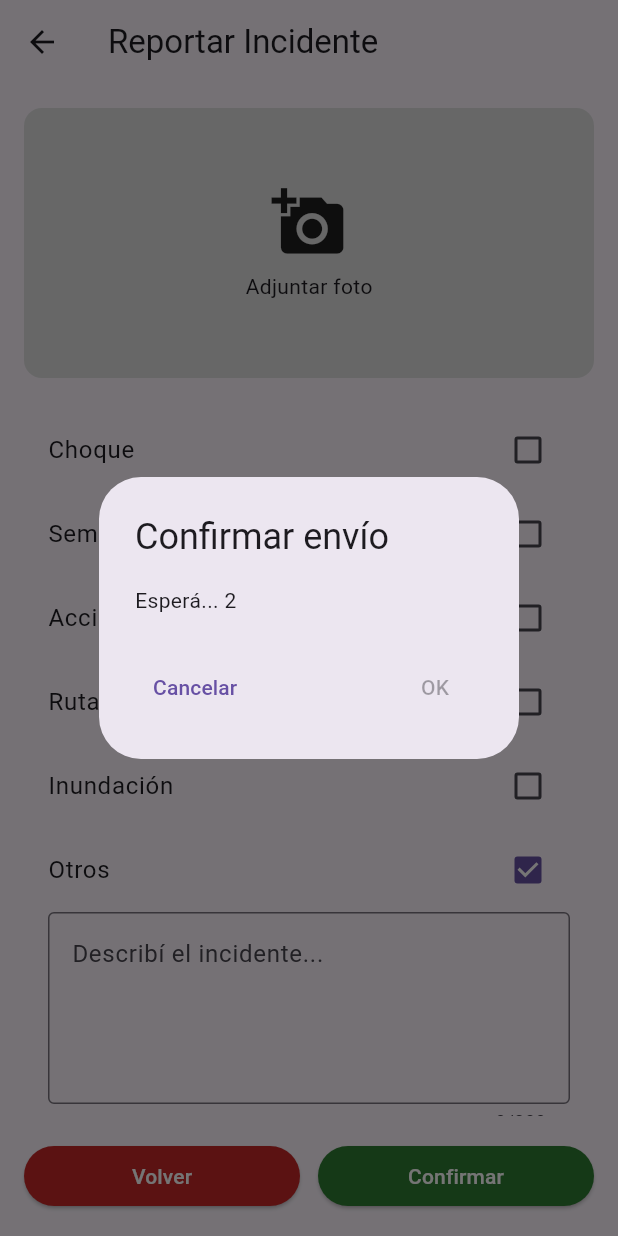
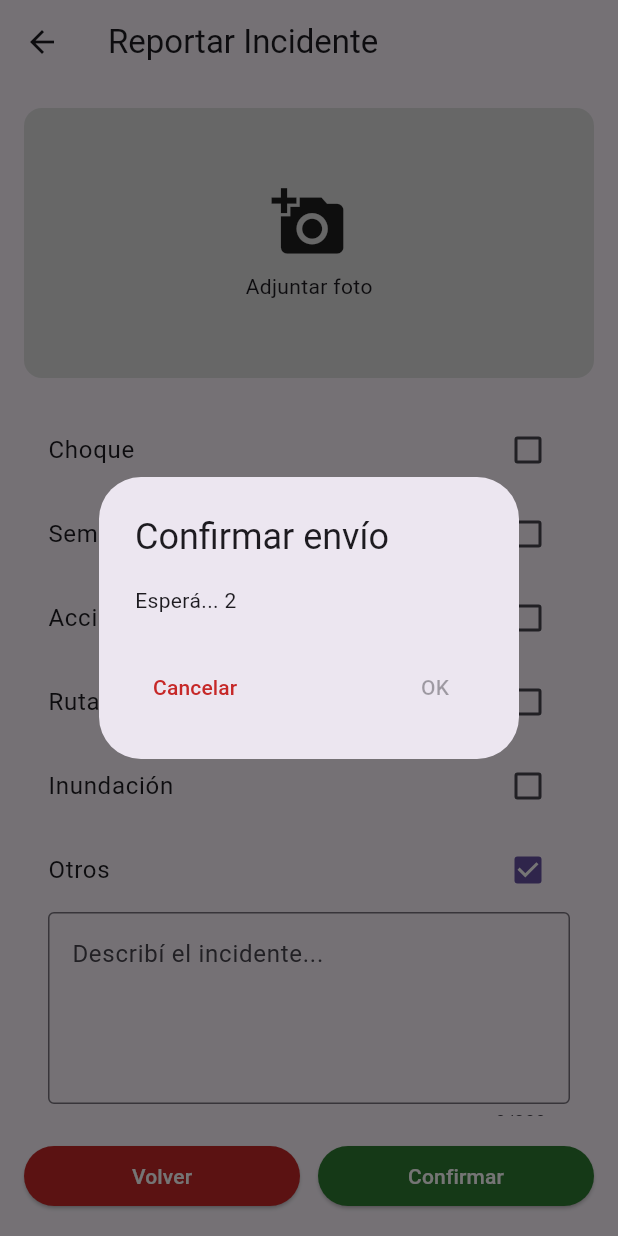
Before and after one commit to RamTech-26/EcoRuta, a Flutter app: the PantallaReporteIncidente screen opened directly, after a tap on "Otros", after a tap on "Confirmar", on a phone screen of 412 x 824 dp. Run offline on Flutter 3.47's test engine with Material 3 defaults, Android fonts, the light colour scheme and no system bars.

Commit message:
refactor: aplica MVVM con ChangeNotifier en pantallas de login, principal y reportes

```diff
--- /dev/null
+++ b/lib/viewmodels/reporte_incidente_viewmodel.dart
@@ -0,0 +1,53 @@
+import 'package:flutter/material.dart'; // necesita ChangeNotifier y TextEditingController
+
+class ReporteIncidenteViewModel extends ChangeNotifier {
+  final List<String> _incidentesSeleccionados = []; // guarda los tipos marcados
+  List<String> get incidentesSeleccionados => _incidentesSeleccionados; // getter público
+
+  final TextEditingController controladorDescripcion =
+      TextEditingController(); // guarda el texto de "Otros"
+
+  final List<String> tiposDisponibles = const [ // tipos de incidente
+    'Choque',
+    'Semáforo roto',
+    'Accidente',
+    'Ruta rota',
+    'Inundación',
+    'Otros',
+  ];
+
+  bool estaSeleccionado(String tipo) {           // ¿el tipo está marcado?
+    return _incidentesSeleccionados.contains(tipo);
+  }
+
+  void alternarIncidente(String tipo, bool seleccionado) { // marca o desmarca
+    if (seleccionado) {
+      _incidentesSeleccionados.add(tipo);        // agrega el tipo
+    } else {
+      _incidentesSeleccionados.remove(tipo);     // quita el tipo
+    }
+    notifyListeners();                           // avisa a la Vista
+  }
+
+  bool get mostrarCampoOtros =>                  // ¿hay que mostrar el campo "Otros"?
+      _incidentesSeleccionados.contains('Otros');
+
+  @override
+  void dispose() {                               // libera recursos
+    controladorDescripcion.dispose();            // libera el controller
+    super.dispose();                             // siempre al final
+  }
+}
+
+/* Cambios clave (ReporteIncidente)
+ViewModel con lista de incidentesSeleccionados, controladorDescripcion, tiposDisponibles y métodos estaSeleccionado() / alternarIncidente().
+
+La Vista ya no maneja la lista de seleccionados ni la lógica de los checkboxes.
+
+La Vista solo lee el ViewModel (con ListenableBuilder) y llama a sus métodos.
+
+Los checkboxes se generan automáticamente recorriendo tiposDisponibles con .map(), en lugar de estar escritos uno por uno.
+
+El diálogo temporizado sigue como widget privado en la Vista porque son timers de UI puramente visuales, no lógica de negocio compartida.
+
+ */
--- a/lib/vistas/pantalla_reporte_incidente.dart
+++ b/lib/vistas/pantalla_reporte_incidente.dart
@@ -1,9 +1,9 @@
 import 'package:flutter/material.dart';
 
 import 'dart:async';
+import '../viewmodels/reporte_incidente_viewmodel.dart';
 
 class PantallaReporteIncidente extends StatefulWidget {
-  // necesita estado para la selección
   const PantallaReporteIncidente({super.key});
 
   @override
@@ -12,21 +12,25 @@
 }
 
 class _PantallaReporteIncidenteState extends State<PantallaReporteIncidente> {
-  final List<String> _incidentesSeleccionados = [];
-  final TextEditingController _controladorDescripcion =
-      TextEditingController(); // guarda el texto de "Otros"
+  late final ReporteIncidenteViewModel viewModel; // se guarda el ViewModel
+
+  @override
+  void initState() {
+    super.initState();                              // siempre primero
+    viewModel = ReporteIncidenteViewModel();        // se crea una sola vez
+  }
 
   @override
   void dispose() {
-    _controladorDescripcion.dispose(); // libera recursos
-    super.dispose();
+    viewModel.dispose();                            // libera recursos
+    super.dispose();                                // siempre al final
   }
 
   @override
   Widget build(BuildContext context) {
     return Scaffold(
       appBar: AppBar(
-        title: const Text('Reportar Incidente'), // título de la barra
+        title: const Text('Reportar Incidente'),    // título de la barra
       ),
       body: Padding(
         padding: const EdgeInsets.all(16),
@@ -34,161 +38,88 @@
           crossAxisAlignment: CrossAxisAlignment.stretch,
           children: [
             Container(
-              height: 180, // altura del cuadrado
+              height: 180,                          // altura del cuadrado
               decoration: BoxDecoration(
-                color: Colors.grey[300], // gris claro de fondo
+                color: Colors.grey[300],            // gris claro de fondo
                 borderRadius: BorderRadius.circular(12), // esquinas redondeadas
               ),
-              child: Center(
-                // centra el contenido
+              child: const Center(
                 child: Column(
                   mainAxisAlignment: MainAxisAlignment.center,
                   children: [
                     Icon(Icons.add_a_photo, size: 50), // ícono de cámara
                     SizedBox(height: 8),
-                    Text('Adjuntar foto'), // texto indicativo
+                    Text('Adjuntar foto'),             // texto indicativo
                   ],
                 ),
               ),
             ),
-            SizedBox(height: 20),
+            const SizedBox(height: 20),
             Expanded(
-              // ocupa el espacio restante
-              child: ListView(
-                // lista desplazable
+              child: ListenableBuilder(               // escucha al ViewModel
+                listenable: viewModel,
+                builder: (context, child) {
+                  return ListView(                    // lista desplazable
                     children: [
-                  CheckboxListTile(
-                    // incidente 1
-                    title: const Text('Choque'),
-                    value: _incidentesSeleccionados.contains('Choque'),
-                    onChanged: (bool? seleccionado) {
-                      setState(() {
-                        if (seleccionado == true) {
-                          _incidentesSeleccionados.add('Choque');
-                        } else {
-                          _incidentesSeleccionados.remove('Choque');
-                        }
-                      });
+                      ...viewModel.tiposDisponibles.map( // recorre los tipos
+                        (tipo) => CheckboxListTile(      // un checkbox por tipo
+                          title: Text(tipo),
+                          value: viewModel.estaSeleccionado(tipo),
+                          onChanged: (seleccionado) {
+                            viewModel.alternarIncidente(
+                              tipo,
+                              seleccionado ?? false,
+                            );
                           },
                         ),
-                  CheckboxListTile(
-                    // incidente 2
-                    title: const Text('Semáforo roto'),
-                    value: _incidentesSeleccionados.contains('Semáforo roto'),
-                    onChanged: (bool? seleccionado) {
-                      setState(() {
-                        if (seleccionado == true) {
-                          _incidentesSeleccionados.add('Semáforo roto');
-                        } else {
-                          _incidentesSeleccionados.remove('Semáforo roto');
-                        }
-                      });
-                    },
                       ),
-                  CheckboxListTile(
-                    // incidente 3
-                    title: const Text('Accidente'),
-                    value: _incidentesSeleccionados.contains('Accidente'),
-                    onChanged: (bool? seleccionado) {
-                      setState(() {
-                        if (seleccionado == true) {
-                          _incidentesSeleccionados.add('Accidente');
-                        } else {
-                          _incidentesSeleccionados.remove('Accidente');
-                        }
-                      });
-                    },
-                  ),
-                  CheckboxListTile(
-                    // incidente 4
-                    title: const Text('Ruta rota'),
-                    value: _incidentesSeleccionados.contains('Ruta rota'),
-                    onChanged: (bool? seleccionado) {
-                      setState(() {
-                        if (seleccionado == true) {
-                          _incidentesSeleccionados.add('Ruta rota');
-                        } else {
-                          _incidentesSeleccionados.remove('Ruta rota');
-                        }
-                      });
-                    },
-                  ),
-                  CheckboxListTile(
-                    // incidente 5
-                    title: const Text('Inundación'),
-                    value: _incidentesSeleccionados.contains('Inundación'),
-                    onChanged: (bool? seleccionado) {
-                      setState(() {
-                        if (seleccionado == true) {
-                          _incidentesSeleccionados.add('Inundación');
-                        } else {
-                          _incidentesSeleccionados.remove('Inundación');
-                        }
-                      });
-                    },
-                  ),
-                  CheckboxListTile(
-                    // incidente 6
-                    title: const Text('Otros'),
-                    value: _incidentesSeleccionados.contains('Otros'),
-                    onChanged: (bool? seleccionado) {
-                      setState(() {
-                        if (seleccionado == true) {
-                          _incidentesSeleccionados.add('Otros');
-                        } else {
-                          _incidentesSeleccionados.remove('Otros');
-                        }
-                      });
-                    },
-                  ),
-                  if (_incidentesSeleccionados.contains('Otros'))
+                      if (viewModel.mostrarCampoOtros)   // solo si "Otros" está marcado
                         Padding(
                           padding: const EdgeInsets.symmetric(horizontal: 16),
                           child: TextField(
-                        controller: _controladorDescripcion,
-                        maxLines: 4, // permite varias líneas
-                        keyboardType: TextInputType
-                            .multiline, // teclado para texto extenso
-                        maxLength: 200, // máximo 200 caracteres
-                        decoration: InputDecoration(
+                            controller: viewModel.controladorDescripcion,
+                            maxLines: 4,                 // permite varias líneas
+                            keyboardType: TextInputType.multiline,
+                            maxLength: 200,              // máximo 200 caracteres
+                            decoration: const InputDecoration(
                               hintText: 'Describí el incidente...',
                               border: OutlineInputBorder(),
                             ),
                           ),
                         ),
                     ],
+                  );
+                },
               ),
             ),
-            SizedBox(height: 16), // espacio antes del botón
+            const SizedBox(height: 16),
             Row(
               children: [
                 Expanded(
                   child: ElevatedButton(
                     onPressed: () {
-                      Navigator.pop(context); // vuelve atrás
+                      Navigator.pop(context);            // vuelve atrás
                     },
                     style: ElevatedButton.styleFrom(
                       backgroundColor: const Color(0xFFC62828), // rojo ladrillo
-                      foregroundColor: Colors.white
+                      foregroundColor: Colors.white,
                     ),
                     child: const Text('Volver'),
                   ),
                 ),
-                const SizedBox(width: 12), // espacio entre botones
+                const SizedBox(width: 12),
                 Expanded(
                   child: ElevatedButton(
                     onPressed: () {
-                      showDialog(
-                        // abre diálogo
+                      showDialog(                        // abre diálogo
                         context: context,
-                        barrierDismissible:
-                            false, // no se cierra tocando afuera
+                        barrierDismissible: false,       // no se cierra tocando afuera
                         builder: (context) => const _DialogoConfirmacion(),
                       );
                     },
                     style: ElevatedButton.styleFrom(
-                      backgroundColor: const Color(0xFF2E7D32),
-                      foregroundColor: Colors.white // verde bosque
+                      backgroundColor: const Color(0xFF2E7D32), // verde bosque
+                      foregroundColor: Colors.white,
                     ),
                     child: const Text('Confirmar'),
                   ),
@@ -210,11 +141,11 @@
 }
 
 class _DialogoConfirmacionState extends State<_DialogoConfirmacion> {
-  int _cuentaInicial = 3; // cuenta 3, 2, 1
-  bool _puedeConfirmar = false; // controla si OK está visible
-  int _segundosRestantes = 15; // cuenta regresiva final
-  Timer? _timerInicial; // controla 3.. 2.. 1..
-  Timer? _timerCuentaRegresiva; // controla los 15s
+  int _cuentaInicial = 3;                 // cuenta 3, 2, 1
+  bool _puedeConfirmar = false;           // controla si OK está activo
+  int _segundosRestantes = 15;            // cuenta regresiva final
+  Timer? _timerInicial;                   // controla 3.. 2.. 1..
+  Timer? _timerCuentaRegresiva;           // controla los 15s
 
   @override
   void initState() {
@@ -225,8 +156,8 @@
         _cuentaInicial--;
         if (_cuentaInicial <= 0) {
           t.cancel();
-          _puedeConfirmar = true; // muestra OK
-          _iniciarCuentaRegresiva(); // arranca los 15s
+          _puedeConfirmar = true;         // muestra OK
+          _iniciarCuentaRegresiva();      // arranca los 15s
         }
       });
     });
@@ -239,7 +170,7 @@
         _segundosRestantes--;
         if (_segundosRestantes <= 0) {
           t.cancel();
-          Navigator.pop(context); // cierra solo
+          Navigator.pop(context);         // cierra solo
         }
       });
     });
@@ -247,8 +178,8 @@
 
   @override
   void dispose() {
-    _timerInicial?.cancel(); // libera el timer
-    _timerCuentaRegresiva?.cancel(); // libera el timer
+    _timerInicial?.cancel();              // libera el timer
+    _timerCuentaRegresiva?.cancel();      // libera el timer
     super.dispose();
   }
 
@@ -259,21 +190,27 @@
       content: Text(
         _puedeConfirmar
             ? '¿Desea enviar?\nSe cancelará en $_segundosRestantes s' // fase 2
-            : 'Esperá... $_cuentaInicial', // fase 1
+            : 'Esperá... $_cuentaInicial',                              // fase 1
       ),
-      actionsAlignment: MainAxisAlignment.spaceBetween, // Cancelar izq, OK der
+      actionsAlignment: MainAxisAlignment.spaceBetween,
       actions: [
         TextButton(
-          onPressed: () => Navigator.pop(context), // cierra diálogo
+          onPressed: () => Navigator.pop(context),
+          style: TextButton.styleFrom(
+            foregroundColor: const Color(0xFFC62828), // texto rojo
+          ),
           child: const Text('Cancelar'),
         ),
         TextButton(
           onPressed: _puedeConfirmar
               ? () {
-                  Navigator.pop(context); // cierra diálogo
-                  Navigator.pop(context); // cierra pantalla
+                  Navigator.pop(context);       // cierra diálogo
+                  Navigator.pop(context);       // cierra pantalla
                 }
-              : null, // deshabilitado durante 3.. 2.. 1..
+              : null,                            // deshabilitado durante 3.. 2.. 1..
+          style: TextButton.styleFrom(
+            foregroundColor: const Color(0xFF2E7D32), // texto verde
+          ),
           child: const Text('OK'),
         ),
       ],
```
Also changed, not shown: lib/viewmodels/login_viewmodel.dart (added, +36 -0 lines), lib/viewmodels/principal_viewmodel.dart (added, +38 -0 lines), lib/vistas/pantalla_login.dart (+51 -22 lines), lib/vistas/pantalla_principal.dart (+34 -38 lines), 1 other file. Lines whose indentation alone changed are shown as unchanged.
